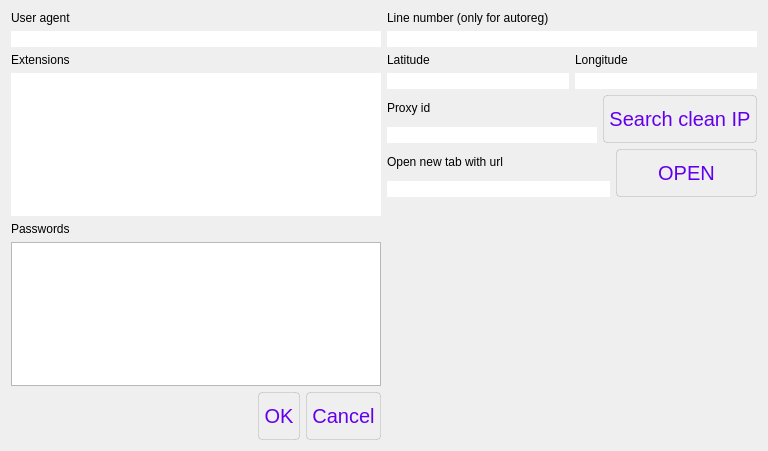
Above: UI/settings.ui from Stefan12321/account_manager_opensource before the change. Below: the same form after it.
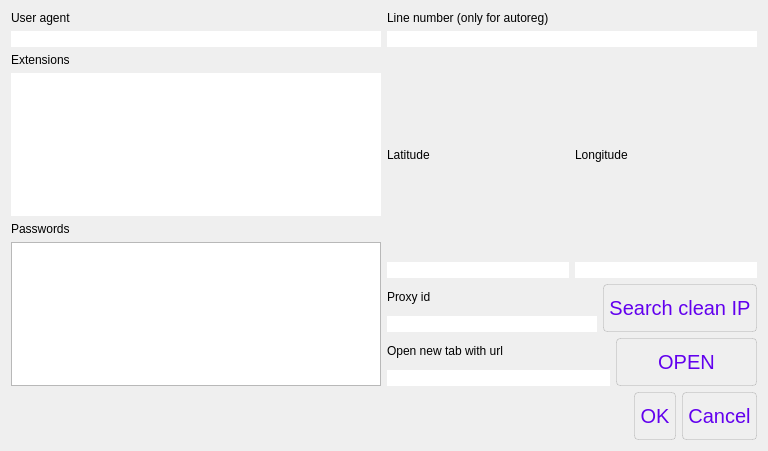
That is the form after the change.

Commit message: Added embed console to every account settings, added "python_console" flag to main settings

Patch:
```diff
--- a/UI/settings.ui
+++ b/UI/settings.ui
@@ -85,18 +85,7 @@
         </layout>
        </item>
        <item>
-        <layout class="QHBoxLayout" name="horizontalLayout_2">
-         <item>
-          <widget class="QDialogButtonBox" name="buttonBox">
-           <property name="orientation">
-            <enum>Qt::Horizontal</enum>
-           </property>
-           <property name="standardButtons">
-            <set>QDialogButtonBox::Cancel|QDialogButtonBox::Ok</set>
-           </property>
-          </widget>
-         </item>
-        </layout>
+        <layout class="QHBoxLayout" name="horizontalLayout_2"/>
        </item>
       </layout>
      </item>
@@ -213,23 +202,20 @@
          </item>
         </layout>
        </item>
-       <item>
-        <spacer name="verticalSpacer">
-         <property name="orientation">
-          <enum>Qt::Vertical</enum>
-         </property>
-         <property name="sizeHint" stdset="0">
-          <size>
-           <width>20</width>
-           <height>40</height>
-          </size>
-         </property>
-        </spacer>
-       </item>
       </layout>
      </item>
     </layout>
    </item>
+   <item>
+    <widget class="QDialogButtonBox" name="buttonBox">
+     <property name="orientation">
+      <enum>Qt::Horizontal</enum>
+     </property>
+     <property name="standardButtons">
+      <set>QDialogButtonBox::Cancel|QDialogButtonBox::Ok</set>
+     </property>
+    </widget>
+   </item>
   </layout>
  </widget>
  <resources/>
```
The commit also changes 6 other files.
